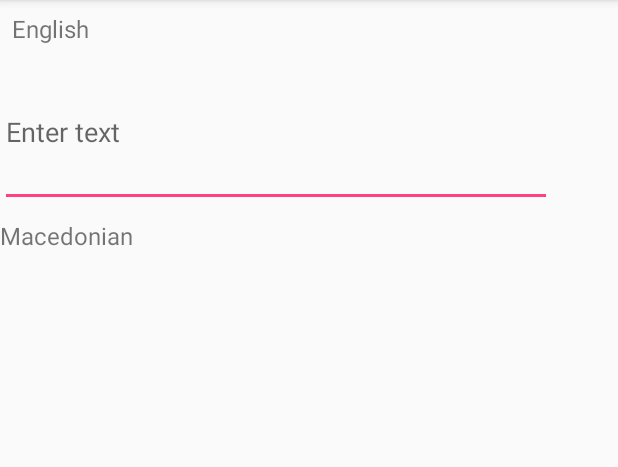
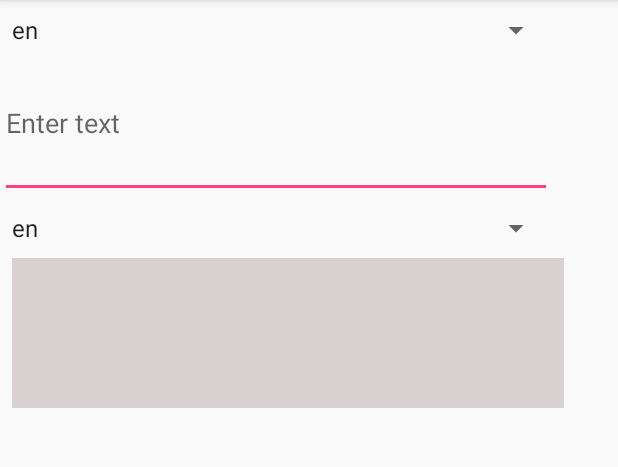
Before and after one commit to BianconeroIle/Translator, an Android app: the screen it shows after launch (TranslateActivity), on a phone screen of 412 x 824 dp, the part 84-551 px from its top. Run offline under Robolectric (Android 15) with nearby library versions, the phone set to English and light mode, and no system bars; our stand-ins replace ButterKnife.

Commit message:
-add spinner and add multilanguages

```diff
--- a/app/src/main/java/com/example/ilijaangeleski/translator/TranslateActivity.java
+++ b/app/src/main/java/com/example/ilijaangeleski/translator/TranslateActivity.java
@@ -1,10 +1,14 @@
 package com.example.ilijaangeleski.translator;
 
+import android.os.Bundle;
 import android.support.v7.app.AppCompatActivity;
-import android.os.Bundle;
 import android.text.Editable;
 import android.text.TextWatcher;
+import android.view.View;
+import android.widget.AdapterView;
+import android.widget.ArrayAdapter;
 import android.widget.EditText;
+import android.widget.Spinner;
 import android.widget.TextView;
 
 import com.example.ilijaangeleski.translator.presenter.MainPresenter;
@@ -17,14 +21,14 @@ public class TranslateActivity extends AppCompatActivity implements TranslateVie
     @BindView(R.id.input)
     EditText input;
 
-    @BindView(R.id.translatedLanguage)
-    TextView translatedLanguage;
-
     @BindView(R.id.output)
     TextView output;
 
-    @BindView(R.id.language)
-    TextView language;
+    @BindView(R.id.spinner)
+    Spinner fromLanguageSpinner;
+
+    @BindView(R.id.toLanguageSpinner)
+    Spinner toLanguageSpinner;
 
     MainPresenter presenter;
 
@@ -34,10 +38,22 @@ public class TranslateActivity extends AppCompatActivity implements TranslateVie
         setContentView(R.layout.activity_main);
         ButterKnife.bind(this);
         presenter = new MainPresenter(this);
-        inputText();
+        setListeners();
+       /* fromLanguageSpinnerAdapter = new SpinnerAdapter(this,presenter.getSupportedLanguages());
+        fromLanguageSpinner.setAdapter(fromLanguageSpinnerAdapter);*/
+
+        ArrayAdapter<String> fromLanguage = new ArrayAdapter<>(this,
+                android.R.layout.simple_spinner_item,presenter.getSupportedLanguages());
+        fromLanguageSpinner.setAdapter(fromLanguage);
+
+        ArrayAdapter<String> toLanguage = new ArrayAdapter<>(this,
+                android.R.layout.simple_spinner_item,presenter.getSupportedLanguages());
+        toLanguageSpinner.setAdapter(toLanguage);
+
+
 
     }
-    public void inputText(){
+    public void setListeners(){
         input.addTextChangedListener(new TextWatcher() {
             @Override
             public void beforeTextChanged(CharSequence charSequence, int i, int i1, int i2) {
@@ -51,10 +67,37 @@ public class TranslateActivity extends AppCompatActivity implements TranslateVie
 
             @Override
             public void afterTextChanged(Editable editable) {
-                presenter.translate(editable.toString());
+                presenter.translateFromTo(editable.toString(),getFromSelectedLanguage(), getToSelectedLanguage());
+            }
+        });
+        fromLanguageSpinner.setOnItemSelectedListener(new AdapterView.OnItemSelectedListener() {
+            @Override
+            public void onItemSelected(AdapterView<?> adapterView, View view, int i, long l) {
+                presenter.translateFromTo(input.getText().toString(),getFromSelectedLanguage(), getToSelectedLanguage());
+            }
+
+            @Override
+            public void onNothingSelected(AdapterView<?> adapterView) {
 
             }
         });
+        toLanguageSpinner.setOnItemSelectedListener(new AdapterView.OnItemSelectedListener() {
+            @Override
+            public void onItemSelected(AdapterView<?> adapterView, View view, int i, long l) {
+                presenter.translateFromTo(input.getText().toString(),getFromSelectedLanguage(), getToSelectedLanguage());
+            }
+
+            @Override
+            public void onNothingSelected(AdapterView<?> adapterView) {
+
+            }
+        });
+    }
+    private String getFromSelectedLanguage(){
+        return fromLanguageSpinner.getSelectedItem().toString();
+    }
+    private String getToSelectedLanguage(){
+        return toLanguageSpinner.getSelectedItem().toString();
     }
 
     @Override
--- a/app/src/main/java/com/example/ilijaangeleski/translator/manager/TranslateManager.java
+++ b/app/src/main/java/com/example/ilijaangeleski/translator/manager/TranslateManager.java
@@ -1,6 +1,8 @@
 package com.example.ilijaangeleski.translator.manager;
 
+import java.util.ArrayList;
 import java.util.HashMap;
+import java.util.List;
 import java.util.Map;
 
 /**
@@ -8,8 +10,9 @@ import java.util.Map;
  */
 
 public class TranslateManager {
-    static Map<String,String> translation = new HashMap<String, String>();
-
+    static Map<String, String> translation = new HashMap<String, String>();
+    static Map<String, Map<String, Map<String, String>>> multilanguage = new HashMap<>();
+    static List<String> supportedLanguages = new ArrayList<>();
 
     private static void fillLanguages() {
         translation.put("dog", "kuce");
@@ -18,25 +21,71 @@ public class TranslateManager {
         translation.put("car", "kola");
         translation.put("you", "ti");
     }
+
+    private static void fillMultilanguage() {
+        Map<String, Map<String, String>> mkEn = new HashMap<>();
+        Map<String, String> mkEnWords = new HashMap<>();
+        mkEnWords.put("kuce", "dog");
+        mkEnWords.put("zaba", "frog");
+        mkEnWords.put("macka", "cat");
+        mkEnWords.put("ptica", "bird");
+        mkEn.put("mk_en", mkEnWords);
+
+        multilanguage.put("mk", mkEn);
+
+        Map<String, Map<String, String>> enMk = new HashMap<>();
+        Map<String, String> enMkWords = new HashMap<>();
+        enMkWords.put("dog", "kuce");
+        enMkWords.put("frog", "zaba");
+        enMkWords.put("cat", "macka");
+        enMkWords.put("bird", "ptuca");
+        enMk.put("en_mk", enMkWords);
+
+        multilanguage.put("en", enMk);
+    }
+
+    private static void extractSupportedLanguages() {
+        for (Map.Entry<String, Map<String, Map<String, String>>> entry : multilanguage.entrySet()) {
+            supportedLanguages.add(entry.getKey());
+        }
+    }
+
     static {
         fillLanguages();
+        fillMultilanguage();
+        extractSupportedLanguages();
     }
 
-    public String getTranslation(String text){
+    public String getTranslation(String text) {
         return translation.get(text.toLowerCase().trim());
     }
-    public String translateSentance(String text){
+
+    private String translateSentance(String text, Map<String, String> translationMap) {
         StringBuilder translatedSentance = new StringBuilder();
         String[] words = text.split(" ");
-        for(String word : words){
-            String translatedWord = translation.get(word.toLowerCase().trim());
-            if(translatedWord != null){
+        for (String word : words) {
+            String translatedWord = translationMap.get(word.toLowerCase().trim());
+            if (translatedWord != null) {
                 translatedSentance.append(translatedWord + " ");
-            }else {
+            } else {
                 translatedSentance.append(word + " ");
             }
         }
         return translatedSentance.toString();
     }
 
+    public List<String> getSupportedLanguages() {
+        return supportedLanguages;
+    }
+
+    public String translateSentances(String text, String fromLanguage, String toLanguage) {
+        Map<String, Map<String, String>> fromSelectedLanguageMap = multilanguage.get(fromLanguage);
+        Map<String, String> translationMap = fromSelectedLanguageMap.get(fromLanguage + "_" + toLanguage);
+        if (translationMap != null) {
+            return translateSentance(text, translationMap);
+        } else {
+            return text;
+        }
+    }
+
 }
--- a/app/src/main/java/com/example/ilijaangeleski/translator/presenter/MainPresenter.java
+++ b/app/src/main/java/com/example/ilijaangeleski/translator/presenter/MainPresenter.java
@@ -3,6 +3,7 @@ import com.example.ilijaangeleski.translator.manager.TranslateManager;
 import com.example.ilijaangeleski.translator.view.TranslateView;
 
 import java.lang.ref.WeakReference;
+import java.util.List;
 
 /**
  * Created by Ilija Angeleski on 11/18/2017.
@@ -17,12 +18,21 @@ public class MainPresenter {
         this.weakView=new WeakReference<>(view);
     }
 
-    public void translate(String text){
+/*    public void translate(String text){
        String translated = translateManager.getTranslation(text);
         String translatedSentance = translateManager.translateSentance(text);
         if(translatedSentance != null){
             weakView.get().translatedText(translated);
             weakView.get().translateSentance(translatedSentance);
         }
+    }*/
+
+    public void translateFromTo(String text,String fromLanguage,String toLanguage){
+        String translated = translateManager.translateSentances(text, fromLanguage, toLanguage);
+        weakView.get().translateSentance(translated);
+    }
+
+    public List<String> getSupportedLanguages(){
+       return translateManager.getSupportedLanguages();
     }
 }
--- a/app/src/main/res/layout/activity_main.xml
+++ b/app/src/main/res/layout/activity_main.xml
@@ -7,43 +7,39 @@
     tools:context="com.example.ilijaangeleski.translator.TranslateActivity">
 
 
-    <TextView
-        android:id="@+id/language"
-        android:textSize="16dp"
-        android:layout_width="wrap_content"
-        android:layout_height="wrap_content"
-        android:text="English"
-        app:layout_constraintTop_toTopOf="parent"
-        android:layout_marginTop="8dp"
-        android:layout_marginLeft="8dp"
-        app:layout_constraintLeft_toLeftOf="parent" />
-
     <EditText
         android:id="@+id/input"
         android:layout_width="368dp"
         android:layout_height="100dp"
         android:hint="Enter text"
         tools:layout_editor_absoluteX="8dp"
-        android:layout_marginTop="8dp"
-        app:layout_constraintTop_toBottomOf="@+id/language" />
-
-    <TextView
-        android:id="@+id/translatedLanguage"
-        android:layout_width="wrap_content"
-        android:layout_height="wrap_content"
-        android:textSize="16dp"
-        android:text="Macedonian"
-        tools:layout_editor_absoluteX="16dp"
-        android:layout_marginTop="8dp"
-        app:layout_constraintTop_toBottomOf="@+id/input" />
+        app:layout_constraintTop_toBottomOf="@+id/spinner" />
 
     <TextView
         android:id="@+id/output"
         android:layout_width="368dp"
         android:layout_height="100dp"
+        android:layout_marginLeft="8dp"
+        android:background="#cccfc7c7"
+        app:layout_constraintLeft_toLeftOf="parent"
+        android:layout_marginStart="8dp"
         android:layout_marginTop="8dp"
-        app:layout_constraintTop_toBottomOf="@+id/translatedLanguage"
-        android:layout_marginLeft="8dp"
-        app:layout_constraintLeft_toLeftOf="parent" />
+        app:layout_constraintTop_toBottomOf="@+id/toLanguageSpinner" />
+
+    <Spinner
+        android:id="@+id/spinner"
+        android:layout_width="368dp"
+        android:layout_height="wrap_content"
+        tools:layout_editor_absoluteX="8dp"
+        app:layout_constraintTop_toTopOf="parent"
+        android:layout_marginTop="8dp" />
+
+    <Spinner
+        android:id="@+id/toLanguageSpinner"
+        android:layout_width="368dp"
+        android:layout_height="wrap_content"
+        tools:layout_editor_absoluteX="8dp"
+        android:layout_marginTop="8dp"
+        app:layout_constraintTop_toBottomOf="@+id/input" />
 
 </android.support.constraint.ConstraintLayout>
--- /dev/null
+++ b/app/src/main/res/layout/spinner_item.xml
@@ -0,0 +1,13 @@
+<?xml version="1.0" encoding="utf-8"?>
+<LinearLayout xmlns:android="http://schemas.android.com/apk/res/android"
+    android:orientation="vertical" android:layout_width="match_parent"
+    android:layout_height="30dp">
+    <TextView
+        android:id="@+id/language"
+        android:text="EN"
+        android:gravity="center_vertical"
+        android:textSize="16dp"
+        android:layout_width="match_parent"
+        android:layout_height="match_parent" />
+
+</LinearLayout>
```
